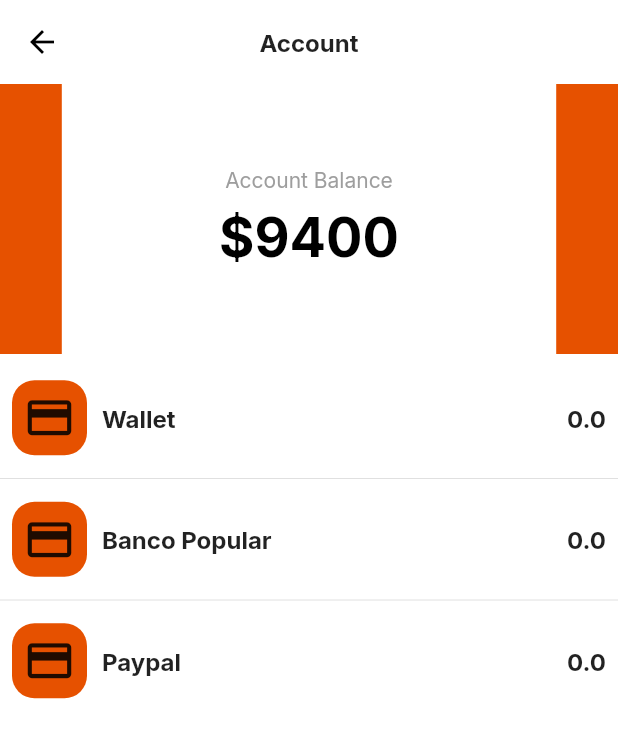
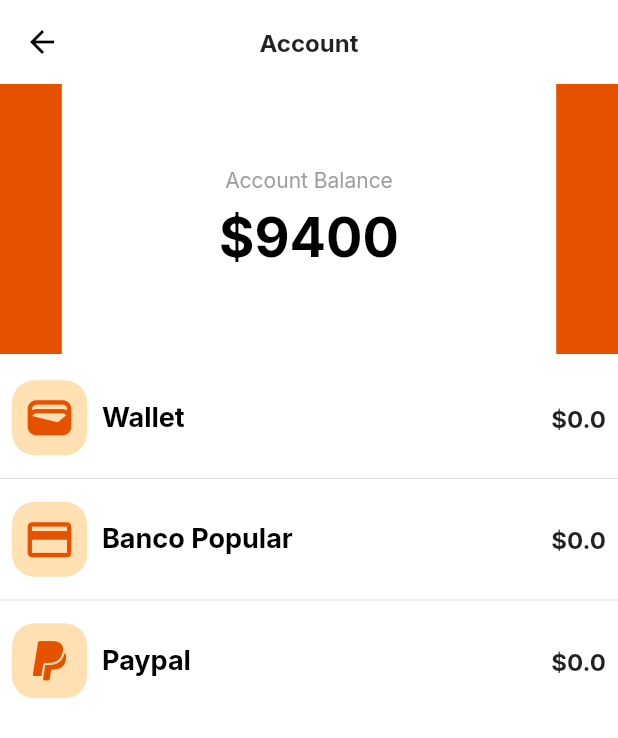
Before and after one commit to JMarinez/gatao, a Flutter app: the AccountScreen screen opened directly, on a phone screen of 412 x 824 dp. Shown: the top 738 px of the screen. Run offline on Flutter 3.47's test engine with Material 2 defaults, Android fonts, the phone set to English and light mode, and no system bars; our stand-ins replace flutter_svg, google_fonts.

Commit message:
[UPD] Account wallet cards completed

```diff
--- a/lib/main.dart
+++ b/lib/main.dart
@@ -46,6 +46,7 @@ class GataoApp extends StatelessWidget {
             headline4: GoogleFonts.inter(
               fontSize: 18.0,
               fontWeight: FontWeight.bold,
+              color: Colors.black,
             ),
             subtitle1: GoogleFonts.inter(
               fontSize: 14.0,
--- a/lib/src/components/account/account_wallet_card.dart
+++ b/lib/src/components/account/account_wallet_card.dart
@@ -1,5 +1,7 @@
 import 'package:flutter/material.dart';
+import 'package:gatao/src/util/utils.dart';
 
+import '../../models/transaccion.dart';
 import '../../models/wallet.dart';
 
 class AccountWalletCard extends StatelessWidget {
@@ -20,20 +22,24 @@ class AccountWalletCard extends StatelessWidget {
                 Container(
                   height: 50.0,
                   width: 50.0,
-                  child: const Icon(
-                    Icons.payment,
+                  child: Icon(
+                    Utils.parseIconData(wallet.icon),
                     size: 35.0,
+                    color: Theme.of(context).primaryColor,
                   ),
                   decoration: BoxDecoration(
                     borderRadius: BorderRadius.circular(15.0),
-                    color: Theme.of(context).primaryColor,
+                    color: Colors.orange.shade100,
                   ),
                 ),
                 const SizedBox(width: 10.0),
-                Text(wallet.name),
+                Text(
+                  wallet.name,
+                  style: Theme.of(context).textTheme.headline4,
+                ),
               ],
             ),
-            Text(wallet.totalBalance.toString()),
+            Text('\$${wallet.totalBalance.toString()}'),
           ],
         ),
       ),
--- a/lib/src/example/dummy_account.dart
+++ b/lib/src/example/dummy_account.dart
@@ -12,10 +12,12 @@ Account dummyAccount = Account(
           id: "1",
           description: 'Netflix subscription',
           amount: '14.99',
+          icon: '',
           category: Category.subscription,
           type: Type.expense,
         )
       ],
+      icon: 'wallet',
       totalBalance: 0,
     ),
     Wallet(
@@ -25,10 +27,12 @@ Account dummyAccount = Account(
           id: "1",
           description: 'Netflix subscription',
           amount: '14.99',
+          icon: '',
           category: Category.subscription,
           type: Type.expense,
         )
       ],
+      icon: 'payment',
       totalBalance: 0,
     ),
     Wallet(
@@ -38,10 +42,12 @@ Account dummyAccount = Account(
           id: "1",
           description: 'Netflix subscription',
           amount: '14.99',
+          icon: '',
           category: Category.subscription,
           type: Type.expense,
         )
       ],
+      icon: 'paypal',
       totalBalance: 0,
     ),
   ],
--- a/lib/src/models/transaccion.dart
+++ b/lib/src/models/transaccion.dart
@@ -1,3 +1,5 @@
+import 'package:flutter/material.dart';
+
 enum Category {
   shopping,
   subscription,
@@ -16,6 +18,7 @@ class Transaction {
   final String id;
   final String description;
   final String amount;
+  final String icon;
   final Category category;
   final Type type;
 
@@ -23,6 +26,7 @@ class Transaction {
     required this.id,
     required this.description,
     required this.amount,
+    required this.icon,
     required this.category,
     required this.type,
   });
@@ -31,6 +35,7 @@ class Transaction {
     String? id,
     String? description,
     String? amount,
+    String? icon,
     Category? category,
     Type? type,
   }) {
@@ -38,6 +43,7 @@ class Transaction {
       id: id ?? this.id,
       description: description ?? this.description,
       amount: amount ?? this.amount,
+      icon: icon ?? this.icon,
       category: category ?? this.category,
       type: type ?? this.type,
     );
--- a/lib/src/models/wallet.dart
+++ b/lib/src/models/wallet.dart
@@ -3,22 +3,26 @@ import 'package:gatao/src/models/transaccion.dart';
 class Wallet {
   final String name;
   final List<Transaction> transacitons;
+  final String icon;
   final double totalBalance;
 
   Wallet({
     required this.name,
     required this.transacitons,
+    required this.icon,
     required this.totalBalance,
   });
 
   Wallet copyWith({
     String? name,
     List<Transaction>? transacitons,
+    String? icon,
     double? totalBalance,
   }) {
     return Wallet(
         name: name ?? this.name,
         transacitons: transacitons ?? this.transacitons,
+        icon: icon ?? this.icon,
         totalBalance: totalBalance ?? this.totalBalance);
   }
 }
--- a/lib/src/screens/create_expense_screen.dart
+++ b/lib/src/screens/create_expense_screen.dart
@@ -71,6 +71,7 @@ class _CreateExpenseScreenState extends State<CreateExpenseScreen> {
                 id: widget.originalItem?.id ?? const Uuid().v1(),
                 description: description,
                 amount: amount,
+                icon: '',
                 category: Category.shopping,
                 type: Type.expense,
               );
--- /dev/null
+++ b/lib/src/util/utils.dart
@@ -0,0 +1,13 @@
+import 'package:flutter/material.dart';
+
+class Utils {
+  static Map<String, IconData> icons = {
+    'wallet': Icons.wallet,
+    'payment': Icons.payment,
+    'paypal': Icons.paypal,
+  };
+
+  static IconData parseIconData(String iconString) {
+    return icons[iconString]!;
+  }
+}
```
